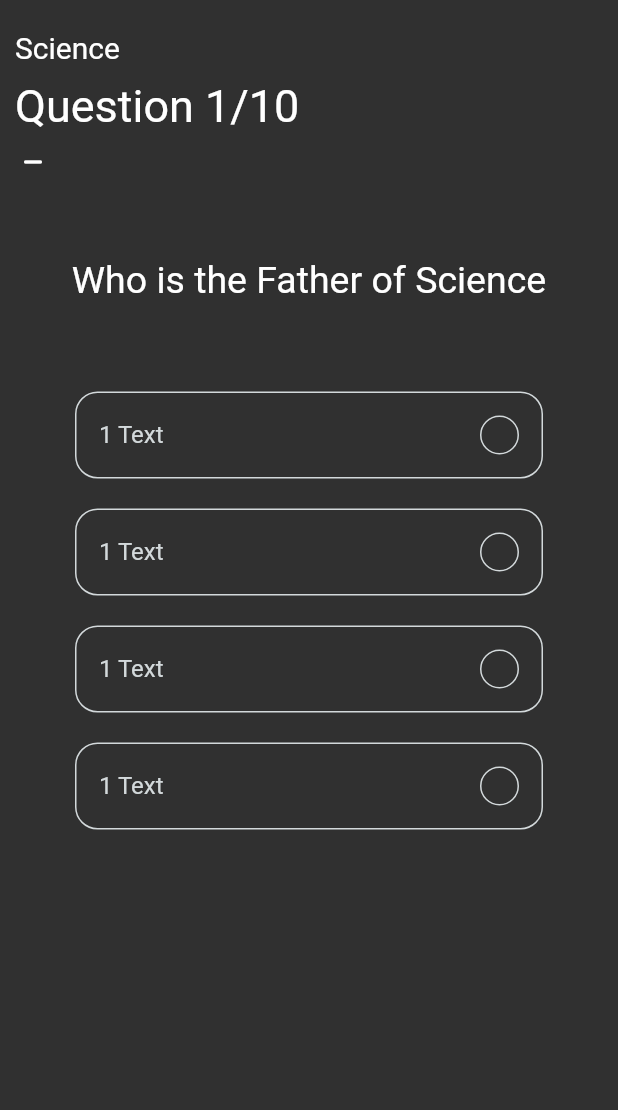
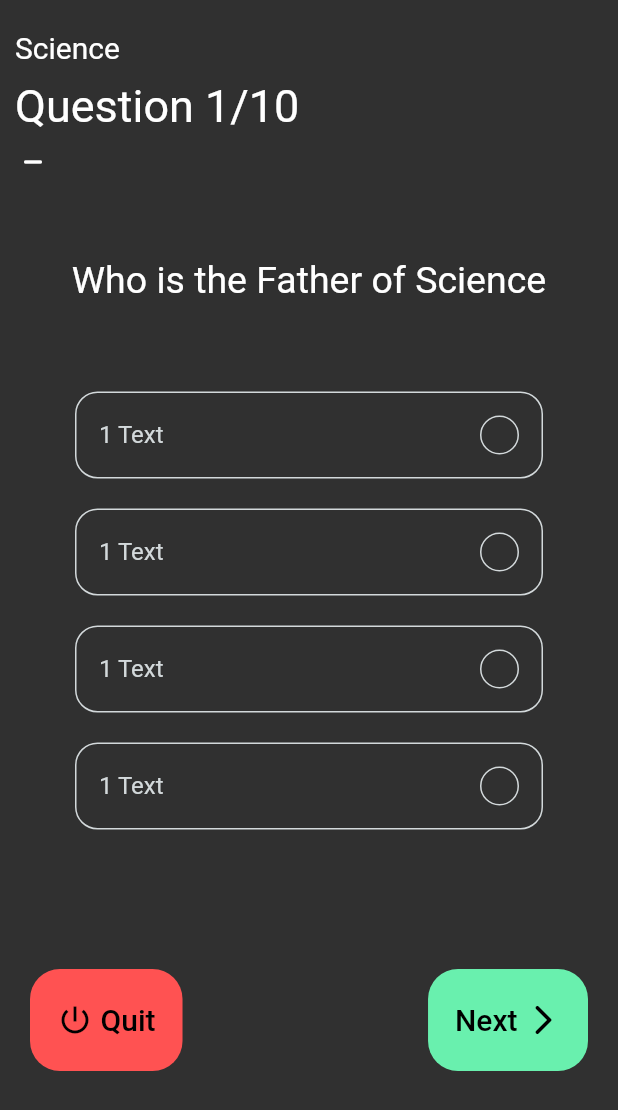
Before and after one commit to Akash701/Quizzley, a Flutter app: the Science screen opened by its route, on a phone screen of 412 x 824 dp. Shown: the top 1110 px of the screen. Run offline on Flutter 3.47's test engine with Material 2 defaults, Android fonts, the light colour scheme and no system bars; our stand-ins replace get.

Commit message:
Listview added

```diff
--- a/lib/Science.dart
+++ b/lib/Science.dart
@@ -1,6 +1,8 @@
 import 'package:flutter/cupertino.dart';
 import 'package:flutter/material.dart';
 import 'package:qna_app/Science_Folder/QuestionCard.dart';
+import 'package:qna_app/Question_Controller.dart';
+import 'package:get/get.dart';
 
 class Science extends StatefulWidget {
   @override
@@ -10,6 +12,7 @@ class Science extends StatefulWidget {
 class _ScienceState extends State<Science> {
   @override
   Widget build(BuildContext context) {
+    QuestionController _questionController = Get.put(QuestionController());
     return SafeArea(
       child: Scaffold(
         body: Container(
@@ -43,7 +46,84 @@ class _ScienceState extends State<Science> {
               SizedBox(
                 height: 40,
               ),
-              QuestionCard(),
+              Expanded(
+                child: PageView.builder(
+                  itemCount: _questionController.questions.length,
+                  itemBuilder: (context, index) => QuestionCard(
+                      question: _questionController.questions[index]),
+                ),
+              ),
+              SizedBox(
+                height: 50,
+              ),
+              Row(
+                mainAxisAlignment: MainAxisAlignment.spaceBetween,
+                children: [
+                  Container(
+                    padding: EdgeInsets.all(10),
+                    margin: EdgeInsets.only(left: 10),
+                    decoration: BoxDecoration(
+                      borderRadius: BorderRadius.circular(20),
+                      color: Colors.redAccent,
+                    ),
+                    child: TextButton(
+                      onPressed: () {
+                        Navigator.pop(context);
+                      },
+                      child: Row(
+                        children: [
+                          Icon(
+                            Icons.power_settings_new,
+                            color: Colors.black,
+                          ),
+                          SizedBox(
+                            width: 5,
+                          ),
+                          Text(
+                            "Quit",
+                            style: TextStyle(
+                              color: Colors.black,
+                              fontSize: 20,
+                            ),
+                          ),
+                        ],
+                      ),
+                    ),
+                  ),
+                  Container(
+                    padding: EdgeInsets.all(10),
+                    margin: EdgeInsets.only(right: 10),
+                    decoration: BoxDecoration(
+                      borderRadius: BorderRadius.circular(20),
+                      color: Colors.greenAccent,
+                    ),
+                    child: TextButton(
+                      onPressed: () {},
+                      child: Row(
+                        children: [
+                          Text(
+                            "Next",
+                            style: TextStyle(
+                              color: Colors.black,
+                              fontSize: 20,
+                            ),
+                          ),
+                          SizedBox(
+                            width: 5,
+                          ),
+                          Icon(
+                            Icons.arrow_forward_ios_rounded,
+                            color: Colors.black,
+                          ),
+                        ],
+                      ),
+                    ),
+                  ),
+                ],
+              ),
+              SizedBox(
+                height: 100,
+              ),
             ],
           ),
         ),
--- a/lib/Science_Folder/QuestionCard.dart
+++ b/lib/Science_Folder/QuestionCard.dart
@@ -15,7 +15,7 @@ class QuestionCard extends StatelessWidget {
       child: Column(
         children: [
           Text(
-            sample_data[0]['question'],
+            question.question,
             style: TextStyle(
               fontSize: 25,
             ),
--- a/pubspec.yaml
+++ b/pubspec.yaml
@@ -25,9 +25,11 @@ dependencies:
     sdk: flutter
 
 
+
   # The following adds the Cupertino Icons font to your application.
   # Use with the CupertinoIcons class for iOS style icons.
   cupertino_icons: ^1.0.2
+  get: ^3.24.0
 
 dev_dependencies:
   flutter_test:
```
Also changed, not shown: pubspec.lock.
